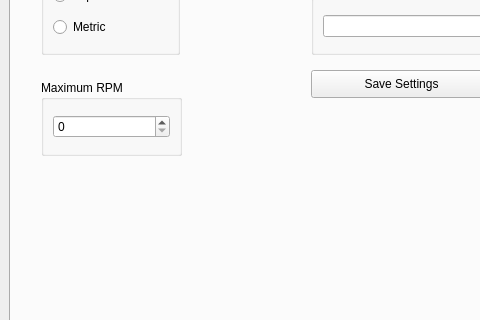
Above: gcode/src/gcode.ui from jethornton/gcode before the change; both pictures show x 0 to 480 and y 125 to 445 of the 1000 by 900 pixel window. Below: the same form after it.
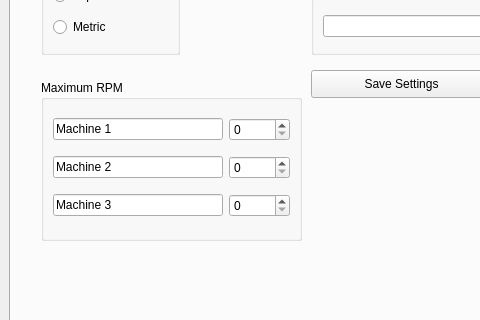
That is the form after the change.

Diff of the .ui file:
```diff
--- a/gcode/src/gcode.ui
+++ b/gcode/src/gcode.ui
@@ -122,8 +122,8 @@
          <rect>
           <x>30</x>
           <y>170</y>
-          <width>141</width>
-          <height>76</height>
+          <width>261</width>
+          <height>161</height>
          </rect>
         </property>
         <property name="title">
@@ -131,7 +131,14 @@
         </property>
         <layout class="QGridLayout" name="gridLayout_26">
          <item row="0" column="0">
-          <widget class="QSpinBox" name="rpmMaxSB">
+          <widget class="QLineEdit" name="machine1LE">
+           <property name="text">
+            <string>Machine 1</string>
+           </property>
+          </widget>
+         </item>
+         <item row="0" column="1">
+          <widget class="QSpinBox" name="machine1MaxSB">
            <property name="maximum">
             <number>30000</number>
            </property>
@@ -140,6 +147,37 @@
            </property>
           </widget>
          </item>
+         <item row="1" column="0">
+          <widget class="QLineEdit" name="machine2LE">
+           <property name="text">
+            <string>Machine 2</string>
+           </property>
+          </widget>
+         </item>
+         <item row="2" column="0">
+          <widget class="QLineEdit" name="machine3LE">
+           <property name="text">
+            <string>Machine 3</string>
+           </property>
+          </widget>
+         </item>
+         <item row="1" column="1">
+          <widget class="QSpinBox" name="machine2MaxSB">
+           <property name="maximum">
+            <number>30000</number>
+           </property>
+           <property name="singleStep">
+            <number>100</number>
+           </property>
+          </widget>
+         </item>
+         <item row="2" column="1">
+          <widget class="QSpinBox" name="machine3MaxSB">
+           <property name="maximum">
+            <number>30000</number>
+           </property>
+          </widget>
+         </item>
         </layout>
        </widget>
       </widget>
```
Left out of the diff: 72 changed lines with no effect on the pictures.
